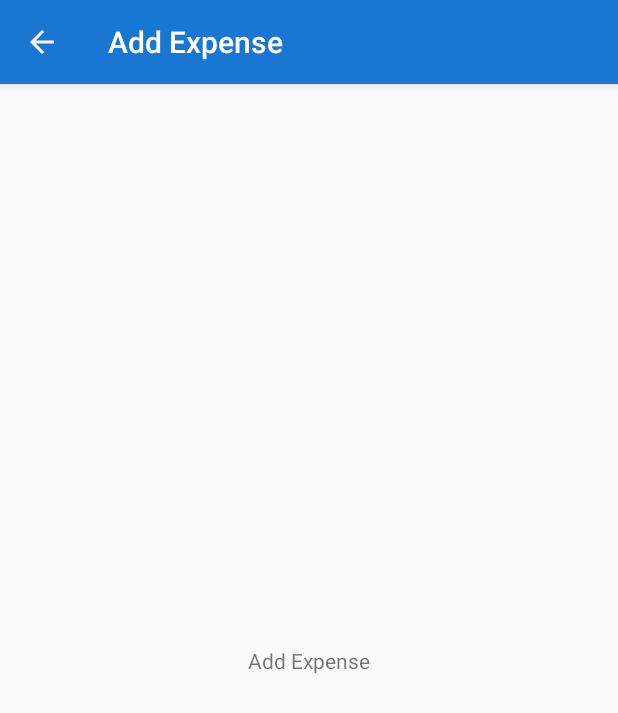
After one commit to SaveBlue/SaveBlue-Android-App, an Android app: the AddExpenseActivity screen opened directly, with no data from a screen before it, on a phone screen of 412 x 824 dp. The commit adds this screen. Shown: the top 713 px of the screen. Run offline under Robolectric (Android 15) with nearby library versions, the phone set to English and light mode, and no system bars.

Commit message:
Added expense and income activities.

```diff
--- /dev/null
+++ b/app/src/main/java/com/saveblue/saveblueapp/ui/dashboard/income_expense/AddExpenseActivity.java
@@ -0,0 +1,31 @@
+package com.saveblue.saveblueapp.ui.dashboard.income_expense;
+
+import androidx.appcompat.app.AppCompatActivity;
+
+import android.os.Bundle;
+import android.view.MenuItem;
+
+import com.saveblue.saveblueapp.R;
+
+import java.util.Objects;
+
+public class AddExpenseActivity extends AppCompatActivity {
+
+    @Override
+    protected void onCreate(Bundle savedInstanceState) {
+        super.onCreate(savedInstanceState);
+        setContentView(R.layout.activity_add_expense);
+        Objects.requireNonNull(getSupportActionBar()).setDisplayHomeAsUpEnabled(true);
+        getSupportActionBar().setTitle("Add Expense");
+    }
+
+    @Override
+    public boolean onOptionsItemSelected(MenuItem item) {
+        int id = item.getItemId();
+        if (id == android.R.id.home){
+            finish();
+            return true;
+        }
+        return super.onOptionsItemSelected(item);
+    }
+}
--- /dev/null
+++ b/app/src/main/res/drawable/ic_baseline_dashboard_24.xml
@@ -0,0 +1,5 @@
+<vector android:height="24dp" android:tint="#FFFFFF"
+    android:viewportHeight="24" android:viewportWidth="24"
+    android:width="24dp" xmlns:android="http://schemas.android.com/apk/res/android">
+    <path android:fillColor="@android:color/white" android:pathData="M3,13h8L11,3L3,3v10zM3,21h8v-6L3,15v6zM13,21h8L21,11h-8v10zM13,3v6h8L21,3h-8z"/>
+</vector>
--- /dev/null
+++ b/app/src/main/res/drawable/ic_baseline_person_24.xml
@@ -0,0 +1,5 @@
+<vector android:height="24dp" android:tint="#FFFFFF"
+    android:viewportHeight="24" android:viewportWidth="24"
+    android:width="24dp" xmlns:android="http://schemas.android.com/apk/res/android">
+    <path android:fillColor="@android:color/white" android:pathData="M12,12c2.21,0 4,-1.79 4,-4s-1.79,-4 -4,-4 -4,1.79 -4,4 1.79,4 4,4zM12,14c-2.67,0 -8,1.34 -8,4v2h16v-2c0,-2.66 -5.33,-4 -8,-4z"/>
+</vector>
--- /dev/null
+++ b/app/src/main/res/drawable/ic_baseline_settings_24.xml
@@ -0,0 +1,5 @@
+<vector android:height="24dp" android:tint="#FFFFFF"
+    android:viewportHeight="24" android:viewportWidth="24"
+    android:width="24dp" xmlns:android="http://schemas.android.com/apk/res/android">
+    <path android:fillColor="@android:color/white" android:pathData="M19.14,12.94c0.04,-0.3 0.06,-0.61 0.06,-0.94c0,-0.32 -0.02,-0.64 -0.07,-0.94l2.03,-1.58c0.18,-0.14 0.23,-0.41 0.12,-0.61l-1.92,-3.32c-0.12,-0.22 -0.37,-0.29 -0.59,-0.22l-2.39,0.96c-0.5,-0.38 -1.03,-0.7 -1.62,-0.94L14.4,2.81c-0.04,-0.24 -0.24,-0.41 -0.48,-0.41h-3.84c-0.24,0 -0.43,0.17 -0.47,0.41L9.25,5.35C8.66,5.59 8.12,5.92 7.63,6.29L5.24,5.33c-0.22,-0.08 -0.47,0 -0.59,0.22L2.74,8.87C2.62,9.08 2.66,9.34 2.86,9.48l2.03,1.58C4.84,11.36 4.8,11.69 4.8,12s0.02,0.64 0.07,0.94l-2.03,1.58c-0.18,0.14 -0.23,0.41 -0.12,0.61l1.92,3.32c0.12,0.22 0.37,0.29 0.59,0.22l2.39,-0.96c0.5,0.38 1.03,0.7 1.62,0.94l0.36,2.54c0.05,0.24 0.24,0.41 0.48,0.41h3.84c0.24,0 0.44,-0.17 0.47,-0.41l0.36,-2.54c0.59,-0.24 1.13,-0.56 1.62,-0.94l2.39,0.96c0.22,0.08 0.47,0 0.59,-0.22l1.92,-3.32c0.12,-0.22 0.07,-0.47 -0.12,-0.61L19.14,12.94zM12,15.6c-1.98,0 -3.6,-1.62 -3.6,-3.6s1.62,-3.6 3.6,-3.6s3.6,1.62 3.6,3.6S13.98,15.6 12,15.6z"/>
+</vector>
--- /dev/null
+++ b/app/src/main/res/layout/activity_add_expense.xml
@@ -0,0 +1,18 @@
+<?xml version="1.0" encoding="utf-8"?>
+<androidx.constraintlayout.widget.ConstraintLayout xmlns:android="http://schemas.android.com/apk/res/android"
+    xmlns:app="http://schemas.android.com/apk/res-auto"
+    xmlns:tools="http://schemas.android.com/tools"
+    android:layout_width="match_parent"
+    android:layout_height="match_parent"
+    tools:context=".ui.dashboard.income_expense.AddExpenseActivity">
+
+    <TextView
+        android:id="@+id/textView3"
+        android:layout_width="wrap_content"
+        android:layout_height="wrap_content"
+        android:text="Add Expense"
+        app:layout_constraintBottom_toBottomOf="parent"
+        app:layout_constraintEnd_toEndOf="parent"
+        app:layout_constraintStart_toStartOf="parent"
+        app:layout_constraintTop_toTopOf="parent" />
+</androidx.constraintlayout.widget.ConstraintLayout>
--- a/app/src/main/res/layout/app_bar_main.xml
+++ b/app/src/main/res/layout/app_bar_main.xml
@@ -35,6 +35,7 @@
             android:layout_height="wrap_content"
             android:layout_centerInParent="true"
             android:layout_margin="10dp"
+            android:onClick="addIncome"
             android:src="@drawable/ic_baseline_arrow_upward_24"
             android:tint="@color/grey_80"
             app:backgroundTint="@color/grey_20"
@@ -46,6 +47,7 @@
             android:layout_width="wrap_content"
             android:layout_height="wrap_content"
             android:layout_margin="10dp"
+            android:onClick="addExpense"
             android:src="@drawable/ic_baseline_arrow_downward_24"
             android:tint="@color/grey_80"
             app:backgroundTint="@color/grey_20"
--- a/app/src/main/res/menu/activity_main_drawer.xml
+++ b/app/src/main/res/menu/activity_main_drawer.xml
@@ -6,15 +6,15 @@
     <group android:checkableBehavior="single">
         <item
             android:id="@+id/nav_overview"
-            android:icon="@drawable/ic_menu_camera"
+            android:icon="@drawable/ic_baseline_dashboard_24"
             android:title="@string/menu_overview" />
         <item
             android:id="@+id/nav_profile"
-            android:icon="@drawable/ic_menu_gallery"
+            android:icon="@drawable/ic_baseline_person_24"
             android:title="@string/menu_profile" />
         <item
             android:id="@+id/nav_settings"
-            android:icon="@drawable/ic_menu_slideshow"
+            android:icon="@drawable/ic_baseline_settings_24"
             android:title="@string/menu_settings" />
     </group>
 </menu>
```
Also changed, not shown: app/src/main/AndroidManifest.xml (+7 -1 lines), app/src/main/java/com/saveblue/saveblueapp/ui/dashboard/DashboardActivity.java (+19 -0 lines), app/src/main/java/com/saveblue/saveblueapp/ui/dashboard/income_expense/AddIncomeActivity.java (added, +31 -0 lines), app/src/main/res/layout/activity_add_income.xml (added, +18 -0 lines).
